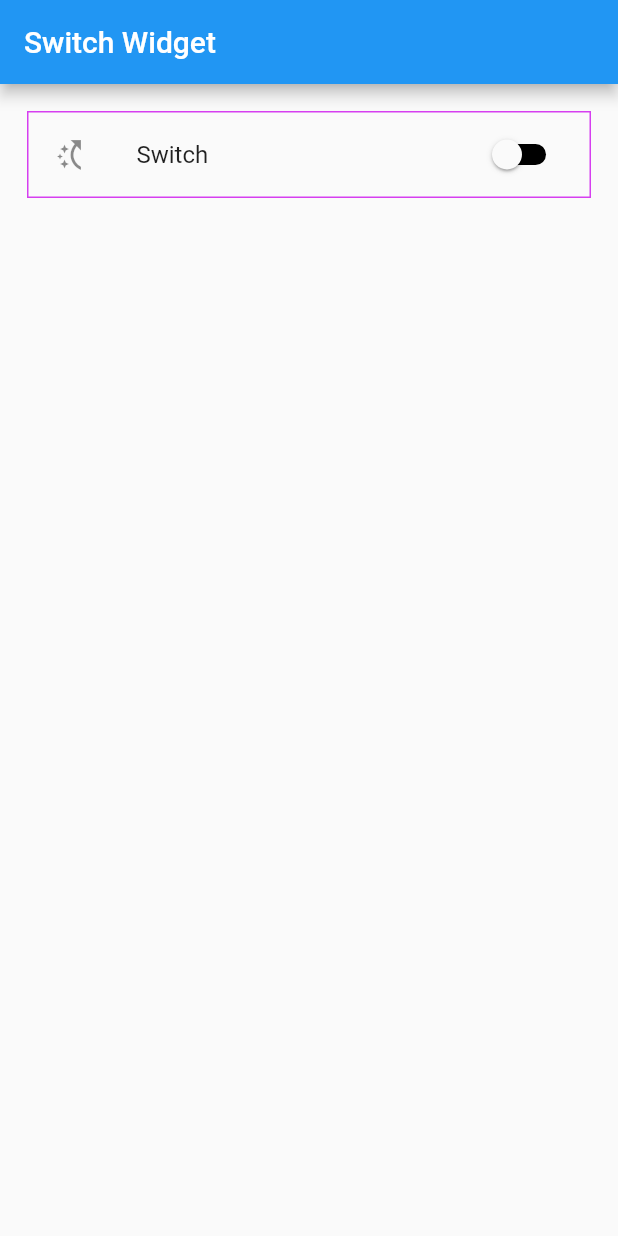
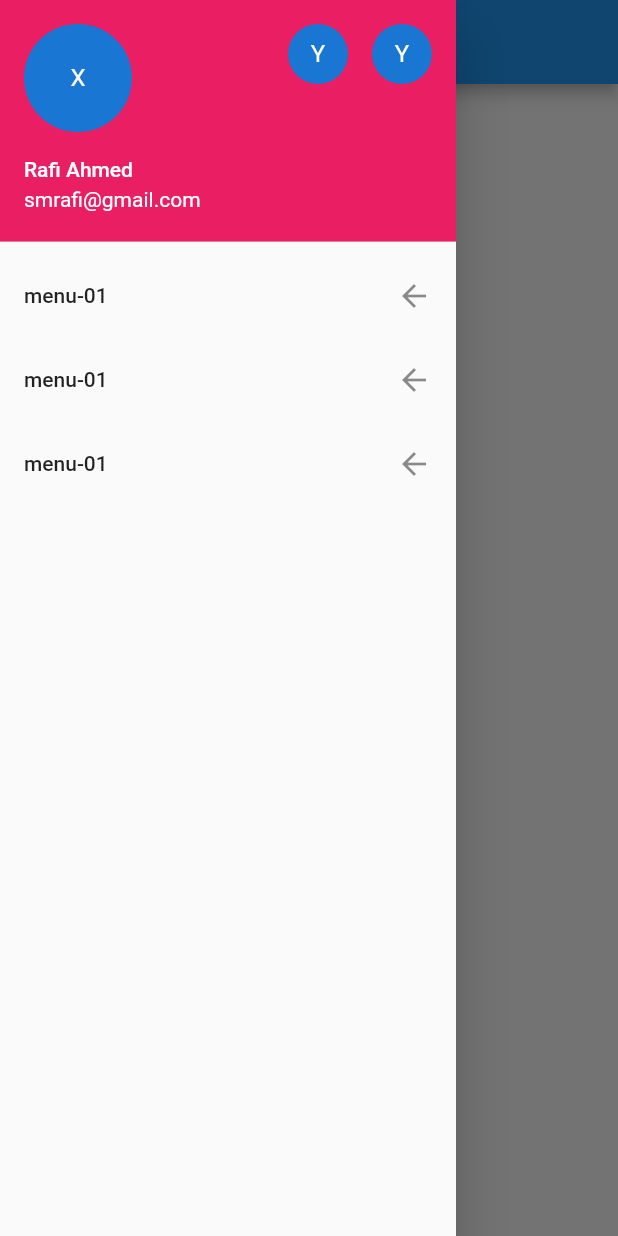
Before and after one commit to rafisgithub/flutter, a Flutter app: the screen it shows after launch, with the side drawer open (before the commit the screen has no drawer), on a phone screen of 412 x 824 dp. Run offline on Flutter 3.47's test engine with Material 2 defaults, Android fonts, the phone set to English and light mode, and no system bars.

Commit message:
All about Drawer widget

```diff
--- a/lib/main.dart
+++ b/lib/main.dart
@@ -5,44 +5,43 @@ void main() {
     title: 'Slider Widget',
     theme: ThemeData(primaryColor: Colors.pink),
     home: Scaffold(
-      appBar: AppBar(title: Text('Switch Widget')),
-      body: MyApp(),
+      appBar: AppBar(title: Text('Drawer Widget')),
+      // body: ,
+      drawer: Drawer(
+        child: ListView(
+          children: const [
+            UserAccountsDrawerHeader(
+              accountName: Text('Rafi Ahmed'),
+              accountEmail: Text('smrafi@gmail.com'),
+              currentAccountPicture: CircleAvatar(
+                child: Text('X'),
+              ),
+              decoration: BoxDecoration(
+                color: Colors.pink
+              ),
+              otherAccountsPictures: [
+                CircleAvatar(child: Text('Y'),),
+                CircleAvatar(child: Text('Y'),),
+              ],
+              ),
+            ListTile(
+              title: Text('menu-01'),
+              trailing: Icon(Icons.arrow_back),
+
+            ),
+            ListTile(
+              title: Text('menu-01'),
+              trailing: Icon(Icons.arrow_back),
+
+            ),
+            ListTile(
+              title: Text('menu-01'),
+              trailing: Icon(Icons.arrow_back),
+
+            ),
+          ],
+        ),
+      ),
     ),
   ));
 }
-
-class MyApp extends StatefulWidget {
-  @override
-  State<MyApp> createState() => _MyAppState();
-}
-
-class _MyAppState extends State<MyApp> {
-  var _slvalue = false;
-
-  @override
-  Widget build(BuildContext context) {
-    return Padding(
-      padding: const EdgeInsets.all(18.0),
-      child: Container(
-        decoration: BoxDecoration(
-          border: Border.all(color: Color.fromARGB(193, 202, 3, 237)),
-        ),
-        child: SwitchListTile(
-          value: _slvalue,
-          onChanged: (value){
-            setState(() {
-              _slvalue = value;
-            });
-          },
-          activeColor: Colors.pink,
-          activeTrackColor: Colors.yellow,
-          inactiveTrackColor: Colors.black,
-
-          title: Text("Switch"),
-          secondary: Icon(Icons.switch_access_shortcut),
-          selected: _slvalue,
-        ),
-      ),
-    );
-  }
-}
```
